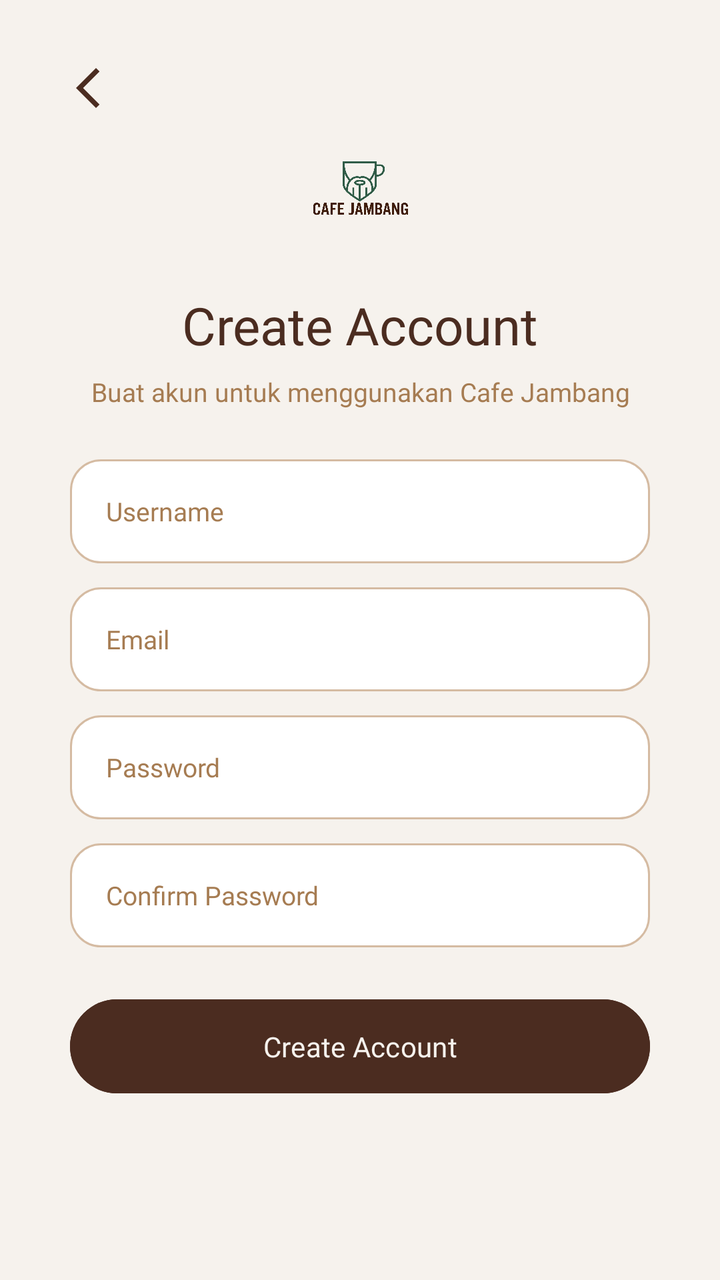
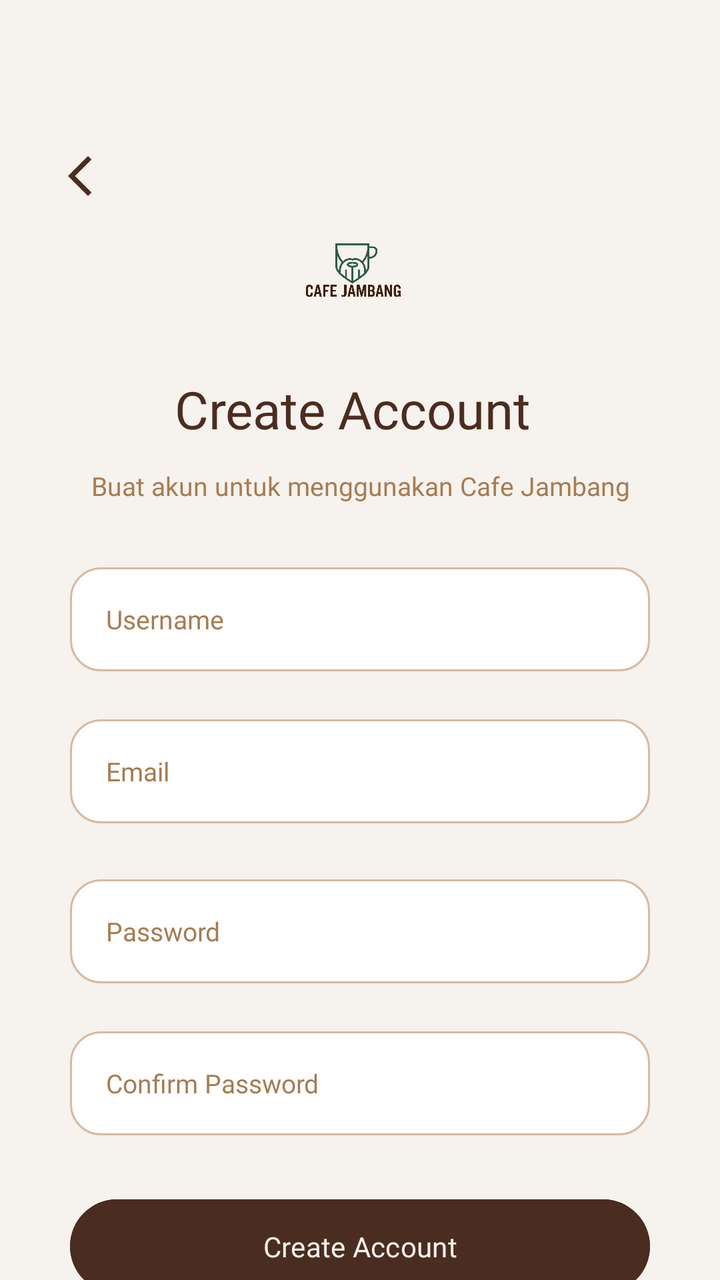

An Android layout rendered at two revisions. The XML below is the earlier revision; the diff shows what the commit changed to produce the second picture.
<!-- AndroidManifest.xml: application theme Theme.YLNLays -->
<!-- res/layout/activity_sign_up.xml -->
<?xml version="1.0" encoding="utf-8"?>
<androidx.constraintlayout.widget.ConstraintLayout
    xmlns:android="http://schemas.android.com/apk/res/android"
    xmlns:app="http://schemas.android.com/apk/res-auto"
    android:id="@+id/main"
    android:layout_width="match_parent"
    android:layout_height="match_parent"
    android:background="#F6F2ED">

    
    <ImageButton
        android:id="@+id/btnBack"
        android:layout_width="48dp"
        android:layout_height="48dp"
        android:layout_marginStart="20dp"
        android:layout_marginTop="20dp"
        android:background="@android:color/transparent"
        android:src="@drawable/ic_arrow_back"
        android:contentDescription="Back"
        app:tint="#4B2C20"
        app:layout_constraintTop_toTopOf="parent"
        app:layout_constraintStart_toStartOf="parent" />

    
    <ImageView
        android:id="@+id/imgLogo"
        android:layout_width="75dp"
        android:layout_height="75dp"
        android:src="@drawable/logo"
        android:scaleType="fitCenter"
        android:contentDescription="Logo Cafe Jambang"
        app:layout_constraintTop_toTopOf="parent"
        app:layout_constraintStart_toStartOf="parent"
        app:layout_constraintEnd_toEndOf="parent"
        android:layout_marginTop="55dp" />

    
    <TextView
        android:id="@+id/tvTitle"
        android:layout_width="wrap_content"
        android:layout_height="wrap_content"
        android:text="Create Account"
        android:textColor="#4B2C20"
        android:textSize="26sp"
        android:fontFamily="@font/poppins_bold"
        app:layout_constraintTop_toBottomOf="@id/imgLogo"
        app:layout_constraintStart_toStartOf="parent"
        app:layout_constraintEnd_toEndOf="parent"
        android:layout_marginTop="15dp" />

    
    <TextView
        android:id="@+id/tvSubtitle"
        android:layout_width="0dp"
        android:layout_height="wrap_content"
        android:text="Buat akun untuk menggunakan Cafe Jambang"
        android:textColor="#A67C52"
        android:textSize="13sp"
        android:fontFamily="@font/poppins_medium"
        android:gravity="center"
        app:layout_constraintTop_toBottomOf="@id/tvTitle"
        app:layout_constraintStart_toStartOf="parent"
        app:layout_constraintEnd_toEndOf="parent"
        android:layout_marginStart="30dp"
        android:layout_marginEnd="30dp"
        android:layout_marginTop="7dp" />

    
    <EditText
        android:id="@+id/etUsername"
        android:layout_width="0dp"
        android:layout_height="52dp"
        android:hint="Username"
        android:textColor="#272727"
        android:textColorHint="#A67C52"
        android:textSize="13sp"
        android:fontFamily="@font/poppins_medium"
        android:paddingStart="18dp"
        android:paddingEnd="18dp"
        android:background="@drawable/edittext_login"
        android:inputType="text"
        app:layout_constraintTop_toBottomOf="@id/tvSubtitle"
        app:layout_constraintStart_toStartOf="parent"
        app:layout_constraintEnd_toEndOf="parent"
        android:layout_marginStart="35dp"
        android:layout_marginEnd="35dp"
        android:layout_marginTop="25dp" />

    
    <EditText
        android:id="@+id/etEmail"
        android:layout_width="0dp"
        android:layout_height="52dp"
        android:hint="Email"
        android:textColor="#272727"
        android:textColorHint="#A67C52"
        android:textSize="13sp"
        android:fontFamily="@font/poppins_medium"
        android:paddingStart="18dp"
        android:paddingEnd="18dp"
        android:background="@drawable/edittext_login"
        android:inputType="textEmailAddress"
        app:layout_constraintTop_toBottomOf="@id/etUsername"
        app:layout_constraintStart_toStartOf="parent"
        app:layout_constraintEnd_toEndOf="parent"
        android:layout_marginStart="35dp"
        android:layout_marginEnd="35dp"
        android:layout_marginTop="12dp" />

    
    <EditText
        android:id="@+id/etPassword"
        android:layout_width="0dp"
        android:layout_height="52dp"
        android:hint="Password"
        android:textColor="#272727"
        android:textColorHint="#A67C52"
        android:textSize="13sp"
        android:fontFamily="@font/poppins_medium"
        android:paddingStart="18dp"
        android:paddingEnd="18dp"
        android:background="@drawable/edittext_login"
        android:inputType="textPassword"
        app:layout_constraintTop_toBottomOf="@id/etEmail"
        app:layout_constraintStart_toStartOf="parent"
        app:layout_constraintEnd_toEndOf="parent"
        android:layout_marginStart="35dp"
        android:layout_marginEnd="35dp"
        android:layout_marginTop="12dp" />

    
    <EditText
        android:id="@+id/etConfirmPassword"
        android:layout_width="0dp"
        android:layout_height="52dp"
        android:hint="Confirm Password"
        android:textColor="#272727"
        android:textColorHint="#A67C52"
        android:textSize="13sp"
        android:fontFamily="@font/poppins_medium"
        android:paddingStart="18dp"
        android:paddingEnd="18dp"
        android:background="@drawable/edittext_login"
        android:inputType="textPassword"
        app:layout_constraintTop_toBottomOf="@id/etPassword"
        app:layout_constraintStart_toStartOf="parent"
        app:layout_constraintEnd_toEndOf="parent"
        android:layout_marginStart="35dp"
        android:layout_marginEnd="35dp"
        android:layout_marginTop="12dp" />

    
    <Button
        android:id="@+id/btnCreateAccount"
        android:layout_width="0dp"
        android:layout_height="55dp"
        android:text="Create Account"
        android:textColor="#F6F2ED"
        android:textSize="14sp"
        android:fontFamily="@font/poppins_bold"
        android:textAllCaps="false"
        android:backgroundTint="#4B2C20"
        app:layout_constraintTop_toBottomOf="@id/etConfirmPassword"
        app:layout_constraintStart_toStartOf="parent"
        app:layout_constraintEnd_toEndOf="parent"
        android:layout_marginStart="35dp"
        android:layout_marginEnd="35dp"
        android:layout_marginTop="22dp" />

</androidx.constraintlayout.widget.ConstraintLayout>
<!-- resources referenced by this layout -->
<resources>
  <!-- drawable edittext_login (drawable) -->
  <?xml version="1.0" encoding="utf-8"?>
  <shape xmlns:android="http://schemas.android.com/apk/res/android">
  
      <solid android:color="#FFFFFF" />
  
      <stroke
          android:width="1dp"
          android:color="#D5BBA2" />
  
      <corners android:radius="15dp" />
  
      <padding
          android:left="18dp"
          android:right="18dp"
          android:top="10dp"
          android:bottom="10dp" />
  
  </shape>
  <!-- drawable ic_arrow_back (drawable) -->
  <vector xmlns:android="http://schemas.android.com/apk/res/android" android:height="24dp" android:tint="#000000" android:viewportHeight="24" android:viewportWidth="24" android:width="24dp">
        
      <path android:fillColor="@android:color/white" android:pathData="M17.77,3.77l-1.77,-1.77l-10,10l10,10l1.77,-1.77l-8.23,-8.23z"/>
      
  </vector>
  <!-- drawable logo: png bitmap (drawable, 284325 bytes) -->
  <style name="Theme.YLNLays" parent="Base.Theme.YLNLays" />
  <style name="Base.Theme.YLNLays" parent="Theme.Material3.DayNight.NoActionBar">
          
          
      </style>
</resources>

<!-- the commit's change to res/layout/activity_sign_up.xml (unified diff, before → after) -->
@@ -8,163 +8,179 @@
     android:background="#F6F2ED">
 
     
+
+    
     <ImageButton
         android:id="@+id/btnBack"
         android:layout_width="48dp"
         android:layout_height="48dp"
-        android:layout_marginStart="20dp"
-        android:layout_marginTop="20dp"
+        android:layout_marginStart="16dp"
+        android:layout_marginTop="64dp"
         android:background="@android:color/transparent"
+        android:contentDescription="Back"
         android:src="@drawable/ic_arrow_back"
-        android:contentDescription="Back"
-        app:tint="#4B2C20"
+        app:layout_constraintStart_toStartOf="parent"
         app:layout_constraintTop_toTopOf="parent"
-        app:layout_constraintStart_toStartOf="parent" />
+        app:tint="#4B2C20" />
 
-    
+    <TextView
+        android:id="@+id/tvTitle"
+        android:layout_width="wrap_content"
+        android:layout_height="wrap_content"
+        android:layout_marginTop="16dp"
+        android:fontFamily="@font/poppins_bold"
+        android:text="Create Account"
+        android:textColor="#4B2C20"
+        android:textSize="26sp"
+        app:layout_constraintEnd_toEndOf="parent"
+        app:layout_constraintHorizontal_bias="0.48"
+        app:layout_constraintStart_toStartOf="parent"
+        app:layout_constraintTop_toBottomOf="@id/imgLogo" />
+
+    <TextView
+        android:id="@+id/tvSubtitle"
+        android:layout_width="0dp"
+        android:layout_height="wrap_content"
+        android:layout_marginStart="30dp"
+        android:layout_marginTop="12dp"
+        android:layout_marginEnd="30dp"
+        android:fontFamily="@font/poppins_medium"
+        android:gravity="center"
+        android:text="Buat akun untuk menggunakan Cafe Jambang"
+        android:textColor="#A67C52"
+        android:textSize="13sp"
+        app:layout_constraintEnd_toEndOf="parent"
+        app:layout_constraintHorizontal_bias="0.0"
+        app:layout_constraintStart_toStartOf="parent"
+        app:layout_constraintTop_toBottomOf="@id/tvTitle" />
+
+    <EditText
+        android:id="@+id/etUsername"
+        android:layout_width="0dp"
+        android:layout_height="52dp"
+        android:layout_marginStart="35dp"
+        android:layout_marginTop="32dp"
+        android:layout_marginEnd="35dp"
+        android:background="@drawable/edittext_login"
+        android:fontFamily="@font/poppins_medium"
+        android:hint="Username"
+        android:inputType="text"
+        android:paddingStart="18dp"
+        android:paddingEnd="18dp"
+        android:textColor="#272727"
+        android:textColorHint="#A67C52"
+        android:textSize="13sp"
+        app:layout_constraintEnd_toEndOf="parent"
+        app:layout_constraintHorizontal_bias="0.0"
+        app:layout_constraintStart_toStartOf="parent"
+        app:layout_constraintTop_toBottomOf="@id/tvSubtitle" />
+
+    <EditText
+        android:id="@+id/etEmail"
+        android:layout_width="0dp"
+        android:layout_height="52dp"
+        android:layout_marginStart="35dp"
+        android:layout_marginTop="24dp"
+        android:layout_marginEnd="35dp"
+        android:background="@drawable/edittext_login"
+        android:fontFamily="@font/poppins_medium"
+        android:hint="Email"
+        android:inputType="textEmailAddress"
+        android:paddingStart="18dp"
+        android:paddingEnd="18dp"
+        android:textColor="#272727"
+        android:textColorHint="#A67C52"
+        android:textSize="13sp"
+        app:layout_constraintEnd_toEndOf="parent"
+        app:layout_constraintHorizontal_bias="0.0"
+        app:layout_constraintStart_toStartOf="parent"
+        app:layout_constraintTop_toBottomOf="@id/etUsername" />
+
+    <EditText
+        android:id="@+id/etPassword"
+        android:layout_width="0dp"
+        android:layout_height="52dp"
+        android:layout_marginStart="35dp"
+        android:layout_marginTop="28dp"
+        android:layout_marginEnd="35dp"
+        android:background="@drawable/edittext_login"
+        android:fontFamily="@font/poppins_medium"
+        android:hint="Password"
+        android:inputType="textPassword"
+        android:paddingStart="18dp"
+        android:paddingEnd="18dp"
+        android:textColor="#272727"
+        android:textColorHint="#A67C52"
+        android:textSize="13sp"
+        app:layout_constraintEnd_toEndOf="parent"
+        app:layout_constraintHorizontal_bias="0.0"
+        app:layout_constraintStart_toStartOf="parent"
+        app:layout_constraintTop_toBottomOf="@id/etEmail" />
+
+    <EditText
+        android:id="@+id/etConfirmPassword"
+        android:layout_width="0dp"
+        android:layout_height="52dp"
+        android:layout_marginStart="35dp"
+        android:layout_marginTop="24dp"
+        android:layout_marginEnd="35dp"
+        android:background="@drawable/edittext_login"
+        android:fontFamily="@font/poppins_medium"
+        android:hint="Confirm Password"
+        android:inputType="textPassword"
+        android:paddingStart="18dp"
+        android:paddingEnd="18dp"
+        android:textColor="#272727"
+        android:textColorHint="#A67C52"
+        android:textSize="13sp"
+        app:layout_constraintEnd_toEndOf="parent"
+        app:layout_constraintHorizontal_bias="0.0"
+        app:layout_constraintStart_toStartOf="parent"
+        app:layout_constraintTop_toBottomOf="@id/etPassword" />
+
+    <Button
+        android:id="@+id/btnCreateAccount"
+        android:layout_width="0dp"
+        android:layout_height="55dp"
+        android:layout_marginStart="35dp"
+        android:layout_marginTop="28dp"
+        android:layout_marginEnd="35dp"
+        android:backgroundTint="#4B2C20"
+        android:fontFamily="@font/poppins_bold"
+        android:text="Create Account"
+        android:textAllCaps="false"
+        android:textColor="#F6F2ED"
+        android:textSize="14sp"
+        app:layout_constraintEnd_toEndOf="parent"
+        app:layout_constraintHorizontal_bias="0.0"
+        app:layout_constraintStart_toStartOf="parent"
+        app:layout_constraintTop_toBottomOf="@id/etConfirmPassword" />
+
     <ImageView
         android:id="@+id/imgLogo"
         android:layout_width="75dp"
         android:layout_height="75dp"
+        android:layout_marginTop="96dp"
+        android:contentDescription="Logo Cafe Jambang"
+        android:scaleType="fitCenter"
         android:src="@drawable/logo"
-        android:scaleType="fitCenter"
-        android:contentDescription="Logo Cafe Jambang"
-        app:layout_constraintTop_toTopOf="parent"
+        app:layout_constraintEnd_toEndOf="parent"
+        app:layout_constraintHorizontal_bias="0.488"
         app:layout_constraintStart_toStartOf="parent"
-        app:layout_constraintEnd_toEndOf="parent"
-        android:layout_marginTop="55dp" />
+        app:layout_constraintTop_toTopOf="parent" />
 
     
-    <TextView
-        android:id="@+id/tvTitle"
-        android:layout_width="wrap_content"
-        android:layout_height="wrap_content"
-        android:text="Create Account"
-        android:textColor="#4B2C20"
-        android:textSize="26sp"
-        android:fontFamily="@font/poppins_bold"
-        app:layout_constraintTop_toBottomOf="@id/imgLogo"
-        app:layout_constraintStart_toStartOf="parent"
-        app:layout_constraintEnd_toEndOf="parent"
-        android:layout_marginTop="15dp" />
 
     
-    <TextView
-        android:id="@+id/tvSubtitle"
-        android:layout_width="0dp"
-        android:layout_height="wrap_content"
-        android:text="Buat akun untuk menggunakan Cafe Jambang"
-        android:textColor="#A67C52"
-        android:textSize="13sp"
-        android:fontFamily="@font/poppins_medium"
-        android:gravity="center"
-        app:layout_constraintTop_toBottomOf="@id/tvTitle"
-        app:layout_constraintStart_toStartOf="parent"
-        app:layout_constraintEnd_toEndOf="parent"
-        android:layout_marginStart="30dp"
-        android:layout_marginEnd="30dp"
-        android:layout_marginTop="7dp" />
 
     
-    <EditText
-        android:id="@+id/etUsername"
-        android:layout_width="0dp"
-        android:layout_height="52dp"
-        android:hint="Username"
-        android:textColor="#272727"
-        android:textColorHint="#A67C52"
-        android:textSize="13sp"
-        android:fontFamily="@font/poppins_medium"
-        android:paddingStart="18dp"
-        android:paddingEnd="18dp"
-        android:background="@drawable/edittext_login"
-        android:inputType="text"
-        app:layout_constraintTop_toBottomOf="@id/tvSubtitle"
-        app:layout_constraintStart_toStartOf="parent"
-        app:layout_constraintEnd_toEndOf="parent"
-        android:layout_marginStart="35dp"
-        android:layout_marginEnd="35dp"
-        android:layout_marginTop="25dp" />
 
     
-    <EditText
-        android:id="@+id/etEmail"
-        android:layout_width="0dp"
-        android:layout_height="52dp"
-        android:hint="Email"
-        android:textColor="#272727"
-        android:textColorHint="#A67C52"
-        android:textSize="13sp"
-        android:fontFamily="@font/poppins_medium"
-        android:paddingStart="18dp"
-        android:paddingEnd="18dp"
-        android:background="@drawable/edittext_login"
-        android:inputType="textEmailAddress"
-        app:layout_constraintTop_toBottomOf="@id/etUsername"
-        app:layout_constraintStart_toStartOf="parent"
-        app:layout_constraintEnd_toEndOf="parent"
-        android:layout_marginStart="35dp"
-        android:layout_marginEnd="35dp"
-        android:layout_marginTop="12dp" />
 
     
-    <EditText
-        android:id="@+id/etPassword"
-        android:layout_width="0dp"
-        android:layout_height="52dp"
-        android:hint="Password"
-        android:textColor="#272727"
-        android:textColorHint="#A67C52"
-        android:textSize="13sp"
-        android:fontFamily="@font/poppins_medium"
-        android:paddingStart="18dp"
-        android:paddingEnd="18dp"
-        android:background="@drawable/edittext_login"
-        android:inputType="textPassword"
-        app:layout_constraintTop_toBottomOf="@id/etEmail"
-        app:layout_constraintStart_toStartOf="parent"
-        app:layout_constraintEnd_toEndOf="parent"
-        android:layout_marginStart="35dp"
-        android:layout_marginEnd="35dp"
-        android:layout_marginTop="12dp" />
 
     
-    <EditText
-        android:id="@+id/etConfirmPassword"
-        android:layout_width="0dp"
-        android:layout_height="52dp"
-        android:hint="Confirm Password"
-        android:textColor="#272727"
-        android:textColorHint="#A67C52"
-        android:textSize="13sp"
-        android:fontFamily="@font/poppins_medium"
-        android:paddingStart="18dp"
-        android:paddingEnd="18dp"
-        android:background="@drawable/edittext_login"
-        android:inputType="textPassword"
-        app:layout_constraintTop_toBottomOf="@id/etPassword"
-        app:layout_constraintStart_toStartOf="parent"
-        app:layout_constraintEnd_toEndOf="parent"
-        android:layout_marginStart="35dp"
-        android:layout_marginEnd="35dp"
-        android:layout_marginTop="12dp" />
 
     
-    <Button
-        android:id="@+id/btnCreateAccount"
-        android:layout_width="0dp"
-        android:layout_height="55dp"
-        android:text="Create Account"
-        android:textColor="#F6F2ED"
-        android:textSize="14sp"
-        android:fontFamily="@font/poppins_bold"
-        android:textAllCaps="false"
-        android:backgroundTint="#4B2C20"
-        app:layout_constraintTop_toBottomOf="@id/etConfirmPassword"
-        app:layout_constraintStart_toStartOf="parent"
-        app:layout_constraintEnd_toEndOf="parent"
-        android:layout_marginStart="35dp"
-        android:layout_marginEnd="35dp"
-        android:layout_marginTop="22dp" />
 
 </androidx.constraintlayout.widget.ConstraintLayout>
<!-- resource entries referenced after the edit -->
@@ -20,7 +20,7 @@
   
   </shape>
   <!-- drawable ic_arrow_back (drawable) -->
-  <vector xmlns:android="http://schemas.android.com/apk/res/android" android:height="24dp" android:tint="#000000" android:viewportHeight="24" android:viewportWidth="24" android:width="24dp">
+  <vector xmlns:android="http://schemas.android.com/apk/res/android" android:height="24dp" android:tint="#FFFFFF" android:viewportHeight="24" android:viewportWidth="24" android:width="24dp">
         
       <path android:fillColor="@android:color/white" android:pathData="M17.77,3.77l-1.77,-1.77l-10,10l10,10l1.77,-1.77l-8.23,-8.23z"/>
       
